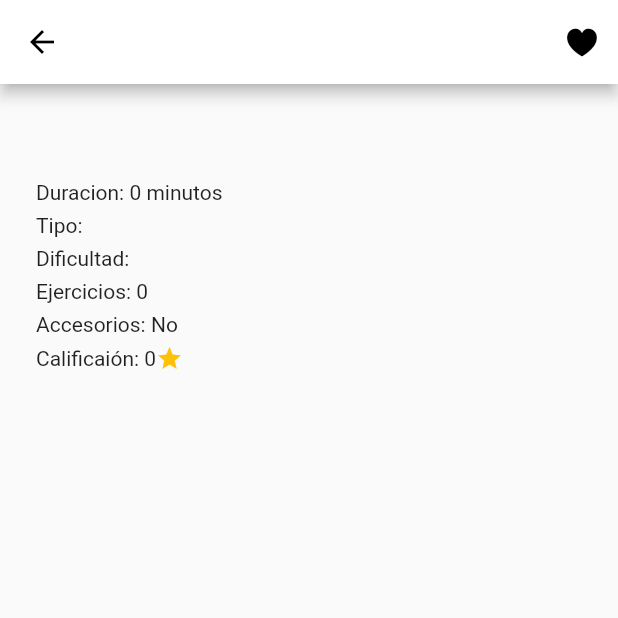
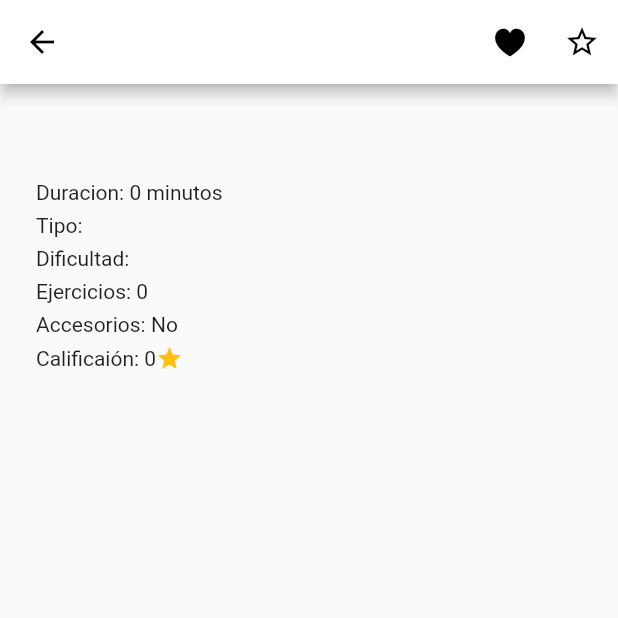
Before and after one commit to AgilesEzGym/MobileApp, a Flutter app: the RoutineDetails screen opened directly with empty values, on a phone screen of 412 x 824 dp, the top half of it. Run offline on Flutter 3.47's test engine with Material 2 defaults, Android fonts, the phone set to English and light mode, and no system bars; network calls fail.

Commit message:
fixed bugs

```diff
--- a/lib/screens/routine_details.dart
+++ b/lib/screens/routine_details.dart
@@ -22,51 +22,90 @@ class _RoutineDetailsState extends State<RoutineDetails> {
         iconTheme: const IconThemeData(color: Colors.black),
         actions: <Widget>[
           IconButton(onPressed: (){
-            print("aqui");
+            print("fav");
 
           }, icon: const Icon(
             CupertinoIcons.heart_solid,
             color: Colors.black,
-          ))
+          )),
+          IconButton(onPressed: (){
+            print("rate");
+          }, icon: const Icon(Icons.star_border))
         ],
 
       ),
-      body: Container(
-        child: SingleChildScrollView(
+      body: SingleChildScrollView(
         child: Padding(
           padding: const EdgeInsets.fromLTRB(24.0, 24.0,24.0,0),
           child: Column(
             crossAxisAlignment: CrossAxisAlignment.start,
             children: <Widget> [
               Container(child: Text("${widget.rutina.description}")),
-                Container(child: Text("Duracion: ${widget.rutina.lenght} minutos"),
-                padding: const EdgeInsets.fromLTRB(0, 24, 0, 0),),
-                Container(child: Text("Tipo: ${widget.rutina.type}"),
-                  padding: const EdgeInsets.fromLTRB(0, 6, 0, 0),),
-                Container(child: Text("Dificultad: ${widget.rutina.difficulty}"),
-                  padding: const EdgeInsets.fromLTRB(0, 6, 0, 0),),
-                Container(child: Text("Ejercicios: ${widget.rutina.exercise?.length}"),
-                  padding: const EdgeInsets.fromLTRB(0, 6, 0, 0),),
+              Container(padding: const EdgeInsets.fromLTRB(0, 24, 0, 0),
+                child: Text("Duracion: ${widget.rutina.lenght} minutos"),),
+              Container(padding: const EdgeInsets.fromLTRB(0, 6, 0, 0),
+                child: Text("Tipo: ${widget.rutina.type}"),),
+              Container(padding: const EdgeInsets.fromLTRB(0, 6, 0, 0),
+                child: Text("Dificultad: ${widget.rutina.difficulty}"),),
+              Container(padding: const EdgeInsets.fromLTRB(0, 6, 0, 0),
+                child: Text("Ejercicios: ${widget.rutina.exercise?.length}"),),
               if(widget.rutina.equipment == true)
-                Container(child: Text("Accesorios: Si"),
-                  padding: const EdgeInsets.fromLTRB(0, 6, 0, 0),),
+              Container(padding: const EdgeInsets.fromLTRB(0, 6, 0, 0),
+                child: const Text("Accesorios: Si"),),
               if(widget.rutina.equipment == false)
-                Container(child: Text("Accesorios: No"),
-                    padding: const EdgeInsets.fromLTRB(0, 6, 0, 0),),
-                Container(child: Row(
+              Container(padding: const EdgeInsets.fromLTRB(0, 6, 0, 0),
+                child: const Text("Accesorios: No"),),
+              Container(padding: const EdgeInsets.fromLTRB(0, 6, 0, 24),child: Row(
                 children: [
                   Text("Calificaión: ${widget.rutina.score}"),
-                    Icon(Icons.star, color: Colors.amber, size: 18)
+                  const Icon(Icons.star, color: Colors.amber, size: 18)
                 ],
-                ),
-                  padding: const EdgeInsets.fromLTRB(0, 6, 0, 0),),
+              ),),
               ListView.builder(scrollDirection: Axis.vertical,
                   itemCount: widget.rutina.exercise?.length,
                   shrinkWrap: true,
                   itemBuilder: (context, index){
                   final Exercise? exercise = widget.rutina.exercise?[index];
-                    return ListTile(
-                      title: Text(" ${exercise?.name}"),
+                  return SingleChildScrollView(
+                    child: Card(
+                      child: Column(
+                        children: [
+                          Row(
+                            children: [
+                              Column(
+                                children:< Widget> [
+                                Image.network(exercise!.image.toString(), width: 100,)
+                                ],
+                              ),
+                              Padding(
+                                padding: const EdgeInsets.fromLTRB(16,0,0,0),
+                                child: Column(
+                                  crossAxisAlignment: CrossAxisAlignment.start,
+                                  children: [
+                                    Text("${exercise?.name}", style: const TextStyle(fontWeight: FontWeight.bold),),
+                                    Text("Repeticiones: ${exercise.reps}")
+                                  ],
+                                ),
+                              ),
+                              Padding(
+                                padding: const EdgeInsets.fromLTRB(16,0,0,0),
+                                child: Column(
+                                  crossAxisAlignment: CrossAxisAlignment.start,
+                                  children: [
+                                    IconButton(onPressed: (){
+                                      print("estimacion");
+                                    }, icon: const Icon(Icons.remove_red_eye_outlined)),
+                                    IconButton(onPressed: (){
+                                      print("video");
+                                    }, icon: const Icon(Icons.slow_motion_video_sharp))
+                                  ],
+                                ),
+                              )
+                            ],
+                          ),
+                        ],
+                      ),
+                    ),
                   );
                   })
 
@@ -74,7 +113,6 @@ class _RoutineDetailsState extends State<RoutineDetails> {
           ),
         ),
       ),
-      ),
     );
   }
 }
```
Lines whose indentation alone changed are shown as unchanged.
